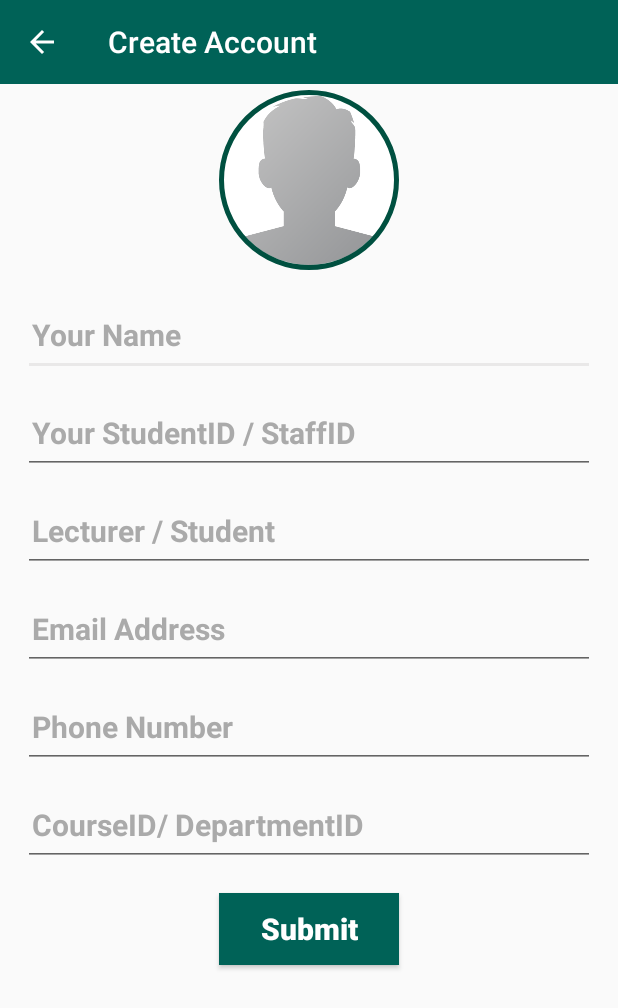
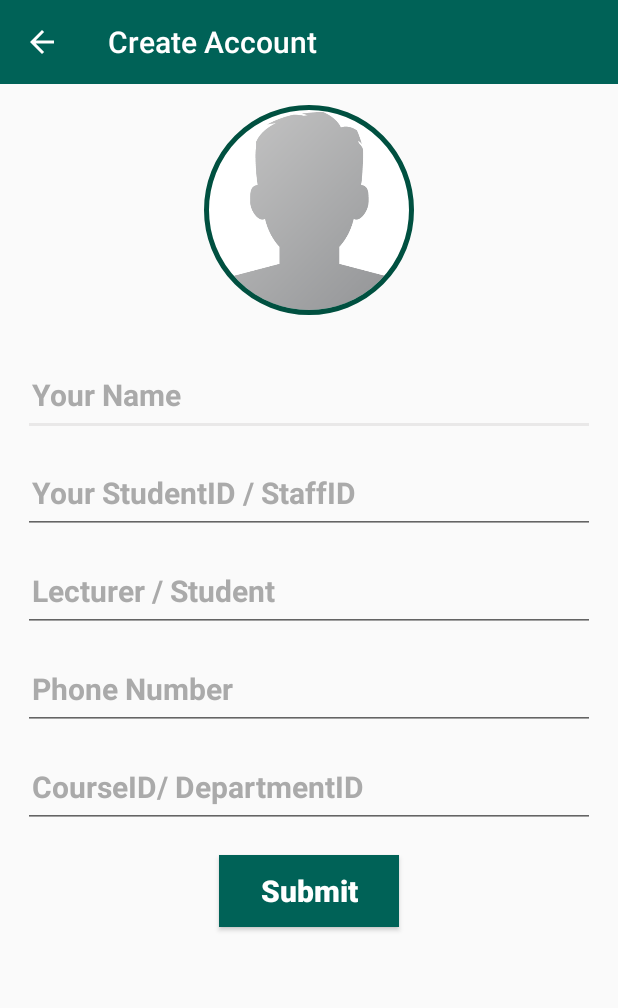
Before and after one commit to WuiLee/ChatApp, an Android app: the RegisterForm screen opened directly, with no data from a screen before it, on a phone screen of 412 x 824 dp. Shown: the top 1008 px of the screen. Run offline under Robolectric (Android 15) with nearby library versions, the phone set to English and light mode, and no system bars; our stand-ins replace CircleImageView, Firebase (no records; nobody signed in at launch, a user with empty details on screens opened directly).

Commit message:
redesign profile form

```diff
--- a/app/src/main/java/com/example/chatapp/RegisterForm.java
+++ b/app/src/main/java/com/example/chatapp/RegisterForm.java
@@ -137,7 +137,6 @@ public class RegisterForm extends AppCompatActivity {
                             String retrieveUserName = dataSnapshot.child("name").getValue().toString();
                             String retrieveUserID = dataSnapshot.child("id").getValue().toString();
                             String retrieveIdentity = dataSnapshot.child("identity").getValue().toString();
-                            String retrieveUserEmail = dataSnapshot.child("email").getValue().toString();
                             String retrievePhoneNo = dataSnapshot.child("phone").getValue().toString();
                             String retrieveCourseID = dataSnapshot.child("course").getValue().toString();
 
--- a/app/src/main/res/layout/activity_register_form.xml
+++ b/app/src/main/res/layout/activity_register_form.xml
@@ -14,11 +14,11 @@
 
     <de.hdodenhof.circleimageview.CircleImageView
         android:id="@+id/profile_image"
-        android:layout_width="120dp"
-        android:layout_height="120dp"
+        android:layout_width="140dp"
+        android:layout_height="140dp"
         android:layout_below="@id/register_form_toolbar"
         android:layout_alignParentTop="true"
-        android:layout_marginTop="60dp"
+        android:layout_marginTop="70dp"
         android:layout_centerHorizontal="true"
         android:src="@drawable/profile_image"
         app:civ_border_width="3dp"
@@ -37,7 +37,7 @@
         android:textSize="20sp"
         android:layout_marginStart="15dp"
         android:layout_marginEnd="15dp"
-        android:layout_marginTop="15dp"
+        android:layout_marginTop="25dp"
         android:padding="6dp"
         android:textColorHint="@android:color/darker_gray"
         />
@@ -79,28 +79,10 @@
         />
 
     <EditText
-        android:id="@+id/enter_email_address"
+        android:id="@+id/enter_phone_number"
         android:layout_width="match_parent"
         android:layout_height="55dp"
         android:layout_below="@+id/enter_user_identity"
-        android:inputType="textEmailAddress"
-        android:hint="Email Address"
-        android:textAlignment="textStart"
-        android:textColor="@color/colorPrimaryDark"
-        android:textStyle="bold"
-        android:textSize="20sp"
-        android:layout_marginStart="15dp"
-        android:layout_marginEnd="15dp"
-        android:layout_marginTop="10dp"
-        android:padding="6dp"
-        android:textColorHint="@android:color/darker_gray"
-        />
-
-    <EditText
-        android:id="@+id/enter_phone_number"
-        android:layout_width="match_parent"
-        android:layout_height="55dp"
-        android:layout_below="@+id/enter_email_address"
         android:inputType="textPhonetic"
         android:hint="Phone Number"
         android:textAlignment="textStart"
```
